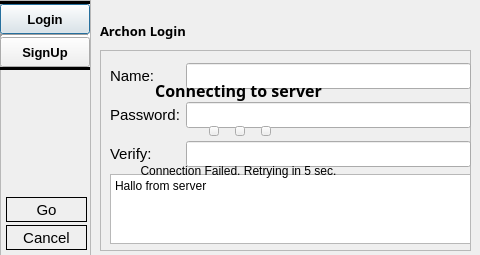
Old version of the form client/ui/oprivstor_login.ui in the repository ApostolisC/Oprivstor.
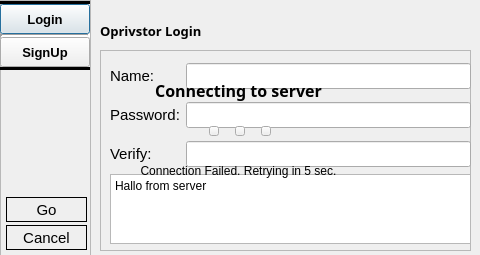
New version of the form.

What changed in the file:
```diff
--- a/client/ui/oprivstor_login.ui
+++ b/client/ui/oprivstor_login.ui
@@ -579,7 +579,7 @@
     </font>
    </property>
    <property name="text">
-    <string>Archon Login</string>
+    <string>Oprivstor Login</string>
    </property>
   </widget>
   <widget class="QFrame" name="load_frame">
```
Left out of the diff: 2 changed lines with no effect on the pictures.
